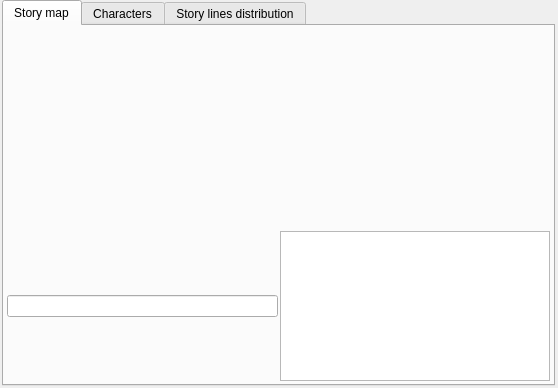
First picture: the form in ui/reports_view.ui, repository zkovari/plotlyst, before the edit.
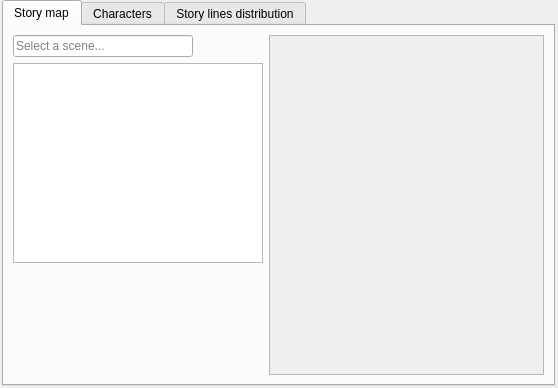
Second picture: the form after the edit. Custom widgets are drawn as their Qt base class.

Commit message:
Improve storymap widgets (#14)
* merge storymap widgets

* Add sizehint

* white bg

* rearrange

* comment out attempt

* qa

The edit to the form file:
```diff
--- a/ui/reports_view.ui
+++ b/ui/reports_view.ui
@@ -38,61 +38,109 @@
       <attribute name="title">
        <string>Story map</string>
       </attribute>
-      <layout class="QVBoxLayout" name="verticalLayout_3">
-       <property name="spacing">
-        <number>3</number>
-       </property>
-       <property name="leftMargin">
-        <number>3</number>
-       </property>
-       <property name="topMargin">
-        <number>3</number>
-       </property>
-       <property name="rightMargin">
-        <number>3</number>
-       </property>
-       <property name="bottomMargin">
-        <number>3</number>
-       </property>
+      <layout class="QHBoxLayout" name="horizontalLayout">
        <item>
         <layout class="QVBoxLayout" name="verticalLayout">
-         <property name="spacing">
-          <number>0</number>
-         </property>
          <item>
-          <widget class="StoryLinesLinearMapWidget" name="storyLinesLinearMap" native="true"/>
-         </item>
-         <item>
-          <widget class="StoryLinesMapWidget" name="storyLinesMap" native="true"/>
-         </item>
-        </layout>
-       </item>
-       <item>
-        <layout class="QHBoxLayout" name="horizontalLayout">
-         <property name="spacing">
-          <number>2</number>
-         </property>
-         <item>
-          <widget class="QLineEdit" name="lineEdit"/>
+          <widget class="QLineEdit" name="lineEdit">
+           <property name="maximumSize">
+            <size>
+             <width>180</width>
+             <height>16777215</height>
+            </size>
+           </property>
+           <property name="readOnly">
+            <bool>true</bool>
+           </property>
+           <property name="placeholderText">
+            <string>Select a scene...</string>
+           </property>
+          </widget>
          </item>
          <item>
           <widget class="QListView" name="listView">
            <property name="minimumSize">
             <size>
              <width>0</width>
-             <height>50</height>
+             <height>200</height>
             </size>
            </property>
            <property name="maximumSize">
             <size>
-             <width>16777215</width>
-             <height>150</height>
+             <width>250</width>
+             <height>16777215</height>
             </size>
            </property>
+           <property name="wordWrap">
+            <bool>true</bool>
+           </property>
           </widget>
          </item>
+         <item>
+          <spacer name="verticalSpacer">
+           <property name="orientation">
+            <enum>Qt::Vertical</enum>
+           </property>
+           <property name="sizeHint" stdset="0">
+            <size>
+             <width>20</width>
+             <height>40</height>
+            </size>
+           </property>
+          </spacer>
+         </item>
         </layout>
        </item>
+       <item>
+        <widget class="QScrollArea" name="scrollArea">
+         <property name="verticalScrollBarPolicy">
+          <enum>Qt::ScrollBarAsNeeded</enum>
+         </property>
+         <property name="horizontalScrollBarPolicy">
+          <enum>Qt::ScrollBarAsNeeded</enum>
+         </property>
+         <property name="widgetResizable">
+          <bool>true</bool>
+         </property>
+         <widget class="QWidget" name="scrollAreaWidgetContents">
+          <property name="geometry">
+           <rect>
+            <x>0</x>
+            <y>0</y>
+            <width>260</width>
+            <height>337</height>
+           </rect>
+          </property>
+          <layout class="QVBoxLayout" name="verticalLayout_3">
+           <property name="spacing">
+            <number>0</number>
+           </property>
+           <property name="leftMargin">
+            <number>0</number>
+           </property>
+           <property name="topMargin">
+            <number>0</number>
+           </property>
+           <property name="rightMargin">
+            <number>0</number>
+           </property>
+           <property name="bottomMargin">
+            <number>0</number>
+           </property>
+           <item>
+            <widget class="StoryLinesMapWidget" name="storyLinesMap" native="true">
+             <property name="sizePolicy">
+              <sizepolicy hsizetype="Expanding" vsizetype="Expanding">
+               <horstretch>0</horstretch>
+               <verstretch>0</verstretch>
+              </sizepolicy>
+             </property>
+            </widget>
+           </item>
+          </layout>
+         </widget>
+        </widget>
+       </item>
       </layout>
      </widget>
      <widget class="QWidget" name="tabCharacters">
@@ -274,12 +322,6 @@
    <header>src.main.python.plotlyst.view.widget.story_map</header>
    <container>1</container>
   </customwidget>
-  <customwidget>
-   <class>StoryLinesLinearMapWidget</class>
-   <extends>QWidget</extends>
-   <header>src.main.python.plotlyst.view.widget.story_map</header>
-   <container>1</container>
-  </customwidget>
  </customwidgets>
  <resources/>
  <connections/>
```
The commit also changes 2 other files.
